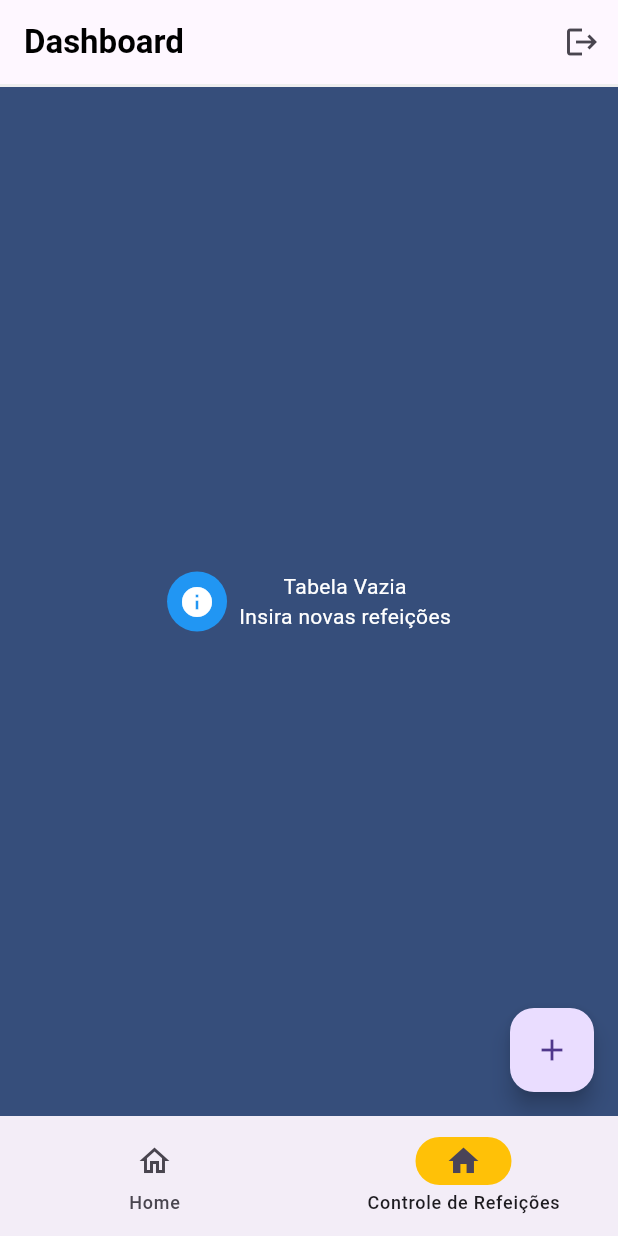
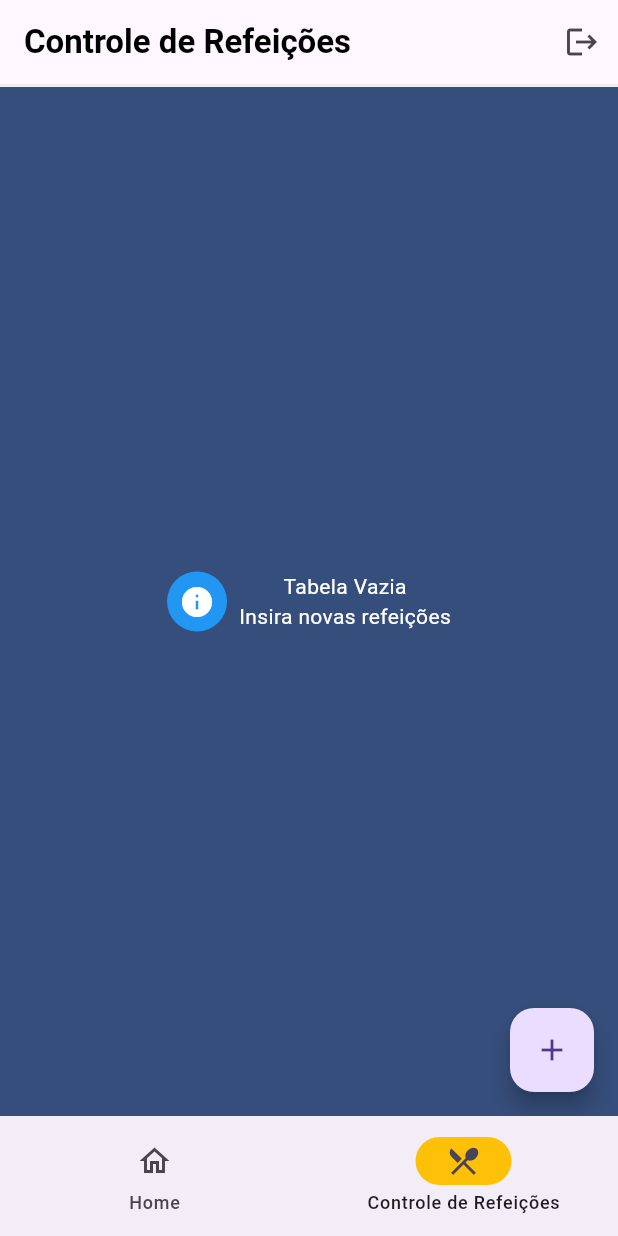
Before and after one commit to BrennerFSouza/ProjetoMobile, a Flutter app: the screen it shows once a user with an empty profile is signed in, item 2 of the bottom bar chosen, on a phone screen of 412 x 824 dp. Run offline on Flutter 3.47's test engine with Material 3 defaults, Android fonts, the light colour scheme and no system bars; our stand-ins replace firebase_auth, firebase_core, sqflite, syncfusion_flutter_charts, tuple; missing offline and left inert: dart:ffi; accounts and stored records are empty.

Commit message:
Versão 1.0 Completa

```diff
--- a/lib/pages/tela_controle_refeicao.dart
+++ b/lib/pages/tela_controle_refeicao.dart
@@ -33,7 +33,6 @@ class NavigationExample extends StatefulWidget {
 class _NavigationExampleState extends State<NavigationExample> {
   int currentPageIndex = 1;
 
-
   @override
   Widget build(BuildContext context) {
     // ignore: unused_local_variable
@@ -43,14 +42,14 @@ class _NavigationExampleState extends State<NavigationExample> {
       appBar: AppBar(
         elevation: 0,
         bottom: PreferredSize(
-          preferredSize: const Size.fromHeight(2.0), // Altura da borda
+          preferredSize: const Size.fromHeight(2.0),
           child: Container(
-            color: Colors.grey[200], // Cor da borda
+            color: Colors.grey[200],
             height: 2.0,
           ),
         ),
         title: const Text(
-          "Dashboard",
+          "Controle de Refeições",
           style: TextStyle(
             fontWeight: FontWeight.bold,
             fontSize: 22,
@@ -71,7 +70,6 @@ class _NavigationExampleState extends State<NavigationExample> {
           setState(() {
             currentPageIndex = index;
           });
-          // Switch da tela
           switch (index) {
             case 0:
               Navigator.pushReplacement(
@@ -98,8 +96,8 @@ class _NavigationExampleState extends State<NavigationExample> {
             label: 'Home',
           ),
           NavigationDestination(
-            selectedIcon: Icon(Icons.home),
-            icon: Icon(Icons.home_outlined),
+            selectedIcon: Icon(Icons.local_dining),
+            icon: Icon(Icons.local_dining),
             label: 'Controle de Refeições',
           ),
         ],
@@ -116,10 +114,13 @@ class _NavigationExampleState extends State<NavigationExample> {
                     crossAxisAlignment: CrossAxisAlignment.center,
                     children: <Widget>[
                       CircularProgressIndicator(),
-                      Text('Loading...'),
+                      Text(
+                        'Loading...',
+                        style: TextStyle(color: Colors.white),
+                      ),
                     ],
                   ),
-                ); // ou outro widget de carregamento
+                );
               } else if (snapshot.hasError) {
                 return const Text('Erro ao carregar os dados.');
               } else if (snapshot.hasData && snapshot.data!.isNotEmpty) {
@@ -140,10 +141,8 @@ class _NavigationExampleState extends State<NavigationExample> {
                         borderRadius: BorderRadius.only(
                           topLeft: Radius.circular(0.0),
                           topRight: Radius.circular(0.0),
-                          bottomLeft:
-                              Radius.circular(10.0), // Borda inferior esquerda
-                          bottomRight:
-                              Radius.circular(10.0), // Borda inferior direita
+                          bottomLeft: Radius.circular(10.0),
+                          bottomRight: Radius.circular(10.0),
                         ),
                       ),
                       child: Column(
@@ -174,17 +173,13 @@ class _NavigationExampleState extends State<NavigationExample> {
                           final List<String> keys =
                               groupedRefeicoes.keys.toList();
                           final String key = keys[index];
-                          final List<Refeicao> blocos =
-                              groupedRefeicoes[key]!;
+                          final List<Refeicao> blocos = groupedRefeicoes[key]!;
 
-                          // Use o bloco clicável aqui
                           return _RefeicaoBlockClickable(
                             nomeRefeicao: key,
                             refeicoes: blocos,
                             onEditComplete: () {
-                              setState(() {
-                                // Atualize o estado ou recarregue os dados aqui
-                              });
+                              setState(() {});
                             },
                           );
                         },
@@ -244,43 +239,6 @@ class _NavigationExampleState extends State<NavigationExample> {
         ],
       ),
     );
-    // Controle de Refeições
-    /* Stack(
-        children: [
-          const Card(
-            shadowColor: Colors.transparent,
-            margin: EdgeInsets.all(8.0),
-            child: Column(
-              mainAxisAlignment: MainAxisAlignment.start,
-              crossAxisAlignment: CrossAxisAlignment.stretch,
-              children: [
-                Center(child: Text('Tela com as refeições salvas no Firebase')),
-                Center(
-                    child:
-                        Text('Esperando fazer conexão com o Banco de Dados.')),
-                Center(child: Text('Em produção...')),
-              ],
-            ),
-          ),
-          Positioned(
-            bottom: 16.0,
-            right: 16.0,
-            child: FloatingActionButton(
-              onPressed: () {
-                Navigator.push(
-                  context,
-                  MaterialPageRoute(
-                    builder: (context) => const NovaRefeicao(),
-                  ),
-                ).then(
-                  (newRefeicao) => debugPrint(newRefeicao.toString()),
-                );
-              },
-              child: const Icon(Icons.add),
-            ),
-          ),
-        ],
-      ), */
   }
 }
 
@@ -303,8 +261,7 @@ class _RefeicaoBlock extends StatelessWidget {
               fontWeight: FontWeight.bold,
             ),
           ),
-          const SizedBox(
-              height: 8.0), // Adiciona espaço entre o nomeRefeicao e a tabela
+          const SizedBox(height: 8.0),
           Padding(
             padding: const EdgeInsets.all(8.0),
             child: Table(
@@ -393,12 +350,12 @@ class _RefeicaoBlock extends StatelessWidget {
 class _RefeicaoBlockClickable extends StatelessWidget {
   final String nomeRefeicao;
   final List<Refeicao> refeicoes;
-  final VoidCallback onEditComplete; // Adiciona essa linha
+  final VoidCallback onEditComplete;
 
   const _RefeicaoBlockClickable({
     required this.nomeRefeicao,
     required this.refeicoes,
-    required this.onEditComplete, // Adiciona essa linha
+    required this.onEditComplete,
   });
 
   @override
@@ -412,7 +369,7 @@ class _RefeicaoBlockClickable extends StatelessWidget {
           ),
         );
         if (result != null && result == true) {
-          onEditComplete(); // Chama a função de retorno
+          onEditComplete();
         }
       },
       child: _RefeicaoBlock(nomeRefeicao, refeicoes),
--- a/lib/pages/tela_home.dart
+++ b/lib/pages/tela_home.dart
@@ -57,7 +57,7 @@ class _NavigationExampleState extends State<NavigationExample> {
             currentPageIndex = index;
           });
 
-          // Adicione a lógica para navegar para a página correspondente
+
           switch (index) {
             /*
             Não fazer nada caso já esteja na tela Home
@@ -77,11 +77,11 @@ class _NavigationExampleState extends State<NavigationExample> {
                       const TelaControleRefeicao(),
                   transitionsBuilder:
                       (context, animation, secondaryAnimation, child) {
-                    // Aqui definimos uma transição que não realiza nenhuma animação visível
+
                     return child;
                   },
                   transitionDuration: Duration
-                      .zero, // Define a duração da transição como zero para desativar a animação
+                      .zero,
                 ),
               );
               break;
@@ -96,14 +96,13 @@ class _NavigationExampleState extends State<NavigationExample> {
             label: 'Home',
           ),
           NavigationDestination(
-            selectedIcon: Icon(Icons.home),
-            icon: Icon(Icons.home_outlined),
+            selectedIcon: Icon(Icons.local_dining),
+            icon: Icon(Icons.local_dining),
             label: 'Controle de Refeições',
           ),
         ],
       ),
       body: <Widget>[
-        /// Home page
         const Card(
           shadowColor: Colors.transparent,
           margin: EdgeInsets.all(8.0),
```
Also changed, not shown: lib/database/app_database.dart (+42 -1 lines), lib/pages/form_refeicao.dart (+3 -7 lines), lib/pages/tela_alimento_edit.dart (added, +158 -0 lines), lib/pages/tela_refeicao_edit.dart (+38 -6 lines).
